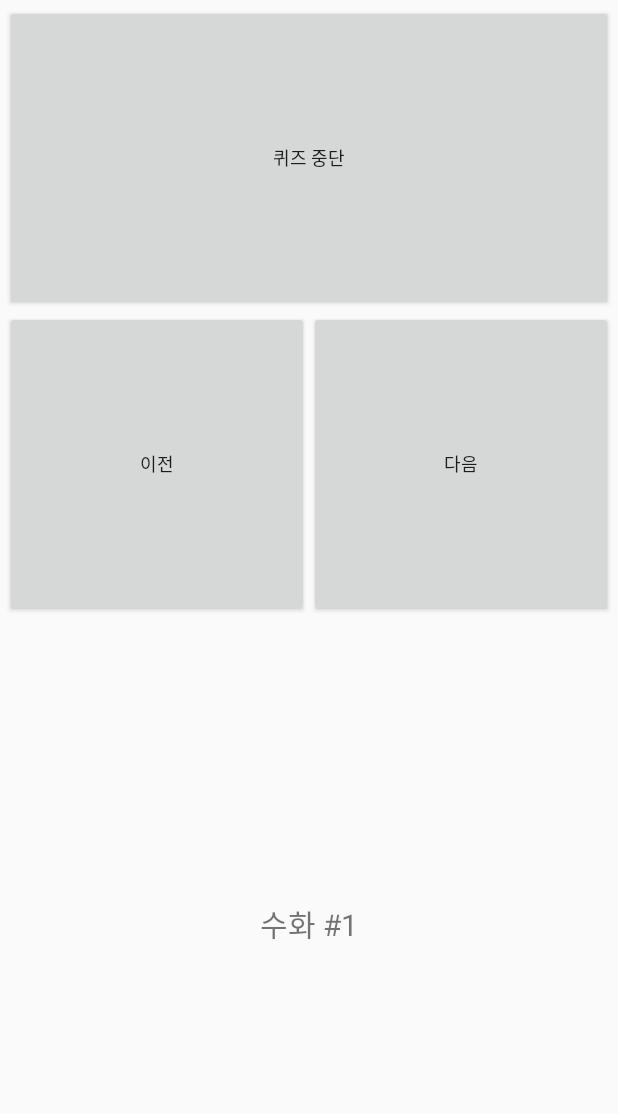
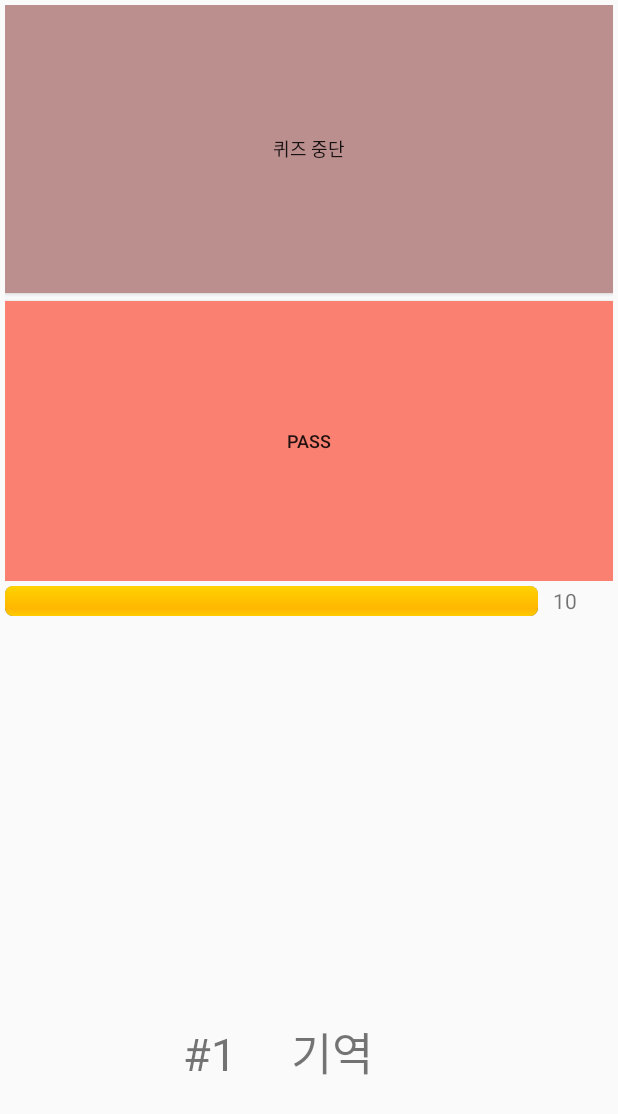
Before and after one commit to 06Ag/Capstone, an Android app: the layout activity_quiz.xml on its own in the app's theme, with its tools: preview values and no code run, on a phone screen of 412 x 824 dp. Shown: the top 1114 px of the screen. Run offline under Robolectric (Android 15) with nearby library versions, the phone set to English and light mode, and no system bars; plain views replace JavaCameraView.

Commit message:
퀴즈 페이지 구현 거의 최종단계

```diff
--- a/Signlanguage/app/build.gradle
+++ b/Signlanguage/app/build.gradle
@@ -29,7 +29,7 @@ android {
         }
     }
 
-    aaptOptions{
+    aaptOptions {
         noCompress "tflite"
     }
 }
--- a/Signlanguage/app/src/main/AndroidManifest.xml
+++ b/Signlanguage/app/src/main/AndroidManifest.xml
@@ -34,7 +34,8 @@
         android:supportsRtl="true"
         android:theme="@style/AppTheme"
         tools:ignore="GoogleAppIndexingWarning">
-        <activity android:name=".LearningStart"></activity>
+        <activity android:name=".QuizResult"></activity>
+        <activity android:name=".LearningStart" />
         <activity android:name=".SignSearch" />
         <activity android:name=".DBtest" />
         <activity android:name=".HsvSetting" />
--- a/Signlanguage/app/src/main/res/layout/activity_quiz.xml
+++ b/Signlanguage/app/src/main/res/layout/activity_quiz.xml
@@ -14,6 +14,7 @@
         android:layout_height="0dp"
         android:layout_weight="1"
         android:text="퀴즈 중단"
+        android:background="#BC8F8F"
         android:textSize="12sp" />
     <!-- 이전 / 다음 버튼 -->
     <LinearLayout
@@ -22,40 +23,68 @@
         android:layout_weight="1"
         android:orientation="horizontal">
 
-        <Button android:id="@+id/bt_previous"
-            android:layout_width="0dp"
-            android:layout_height="match_parent"
-            android:layout_weight="1"
-            android:text="이전"
-            android:textSize="12sp"
-            android:onClick="mOnClick"/>
-
         <Button android:id="@+id/bt_next"
             android:layout_width="0dp"
             android:layout_height="match_parent"
             android:layout_weight="1"
-            android:text="다음"
+            android:layout_marginTop="5dp"
+            android:text="PASS"
             android:textSize="12sp"
+            android:background="#FA8072"
             android:onClick="mOnClick"/>
-
+    </LinearLayout>
+    <!-- 10초 카운트 타이머 프로그레스 바 -->
+    <LinearLayout
+        android:layout_width="match_parent"
+        android:layout_height="0dp"
+        android:layout_weight="1"
+        android:layout_marginTop="3dp"
+        android:orientation="horizontal">
+        <ProgressBar
+            android:id="@+id/pb_progress"
+            style="@android:style/Widget.ProgressBar.Horizontal"
+            android:layout_width="0dp"
+            android:layout_height="wrap_content"
+            android:layout_weight="9"
+            android:progress="100"
+            android:layout_marginRight="10dp"   />
+        <TextView
+            android:id="@+id/tv_progress"
+            android:layout_width="0dp"
+            android:layout_height="wrap_content"
+            android:layout_weight="1"
+            android:gravity="center_vertical"
+            android:text="10"    />
     </LinearLayout>
     <!-- 수화 글자 -->
-    <TextView
-        android:id="@+id/tv_image"
+    <LinearLayout
         android:layout_width="match_parent"
-        android:layout_height="0dp"
-        android:layout_weight="2"
-        android:layout_gravity="center_vertical"
-        android:gravity="center"
-        android:text="수화 #1"
-        android:textSize="20sp"/>
-
-
+        android:layout_height="wrap_content"
+        android:layout_weight="1"
+        android:orientation="horizontal">
+       <TextView
+            android:id="@+id/tv_image"
+            android:layout_width="0dp"
+            android:layout_height="wrap_content"
+            android:layout_weight="9"
+            android:layout_gravity="center_vertical"
+            android:gravity="center"
+            android:text="#1     기역"
+            android:textSize="30sp"/>
+        <TextView
+            android:id="@+id/tv_correct"
+            android:layout_width="0dp"
+            android:layout_height="wrap_content"
+            android:layout_weight="1"
+            android:layout_gravity="center_vertical"
+            android:gravity="center"
+            android:textSize="20sp"/>
+    </LinearLayout>
     <!-- 카메라의 영상이 출력되는 영역 -->
     <org.opencv.android.JavaCameraView
         android:layout_width="match_parent"
         android:layout_height="0dp"
-        android:layout_weight="7"
+        android:layout_weight="10"
         opencv:camera_id="any"
         android:visibility="gone"
         android:id="@+id/activity_surface_view" />
```
Also changed, not shown: Signlanguage/app/src/main/java/com/example/singlanguage/Quiz.java (+305 -35 lines), Signlanguage/app/src/main/java/com/example/singlanguage/QuizResult.java (added, +79 -0 lines), Signlanguage/app/src/main/res/layout/activity_quiz_result.xml (added, +50 -0 lines).
